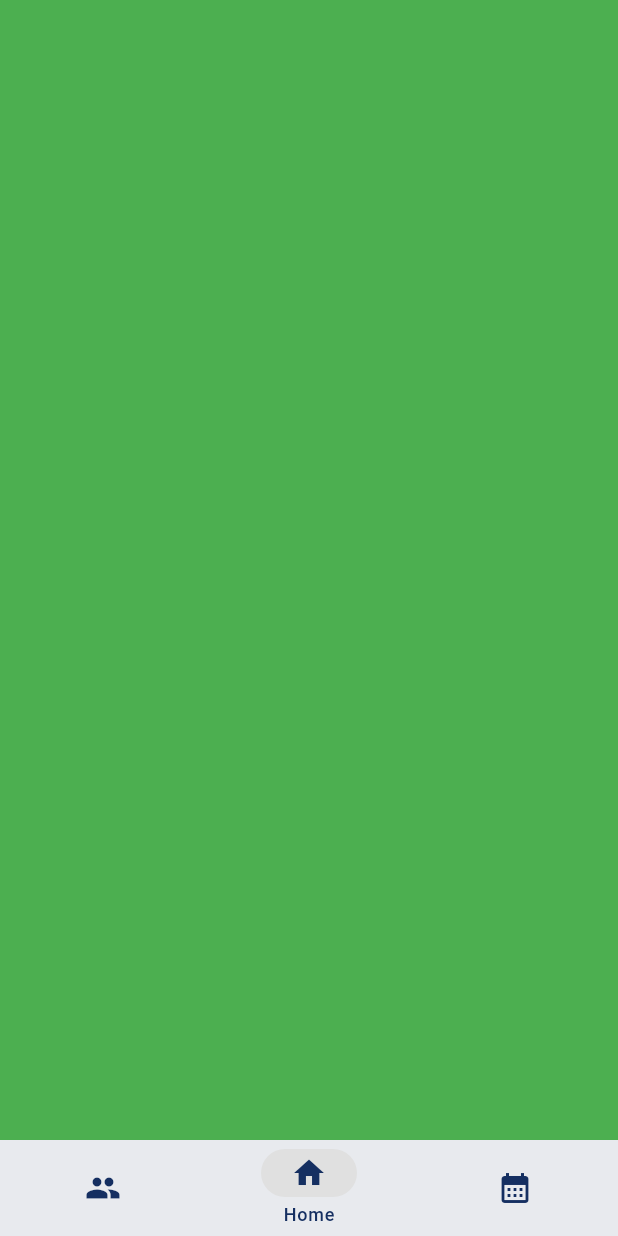
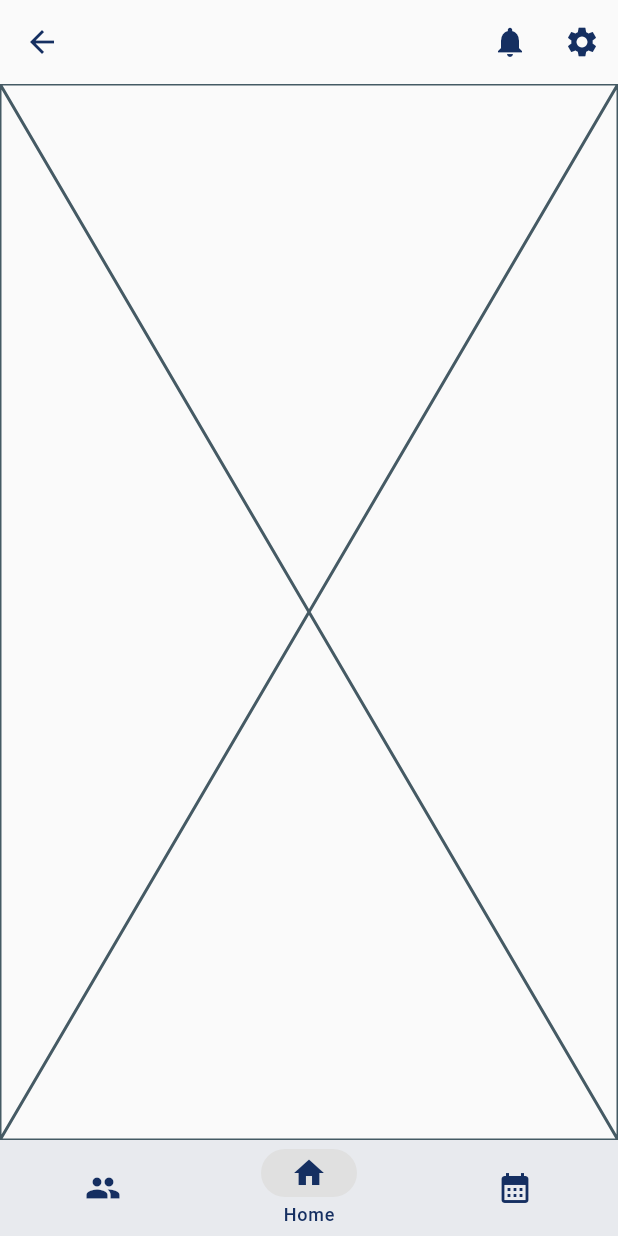
Before and after one commit to BrickSigma/Tutoring_App, a Flutter app: the TutorPage screen opened directly, on a phone screen of 412 x 824 dp. Run offline on Flutter 3.47's test engine with Material 3 defaults, Android fonts, the phone set to English and light mode, and no system bars; our stand-ins replace email_validator, firebase_auth, firebase_core, firebase_database, shared_preferences; accounts and stored records are empty; generated files the repository leaves out were written again.

Commit message:
Created skeleton for tutor page

```diff
--- a/lib/views/navigator_page.dart
+++ b/lib/views/navigator_page.dart
@@ -10,6 +10,7 @@ import 'package:tutoring_app/views/forgot_password/forgot_password.dart';
 import 'package:tutoring_app/views/login/login.dart';
 import 'package:tutoring_app/views/register/register.dart';
 import 'package:tutoring_app/views/student/student_page.dart';
+import 'package:tutoring_app/views/tutor/tutor_page.dart';
 
 /// Main navigator between app pages (home, todo list, timetable)
 class NavigatorPage extends StatefulWidget {
@@ -50,7 +51,7 @@ class _NavigatorPageState extends State<NavigatorPage> {
       Login(pageIndex: widget.pageIndex), // Login
       Register(pageIndex: widget.pageIndex), // Register
       ForgotPassword(pageIndex: widget.pageIndex), // Forgot password
-      Container(color: Colors.amber), // Tutor
+      const TutorPage(), // Tutor
       const StudentPage(), // Student
     ];
 
--- /dev/null
+++ b/lib/views/tutor/home/home.dart
@@ -0,0 +1,47 @@
+import 'package:flutter/material.dart';
+import 'package:tutoring_app/controllers/main_controller.dart';
+import 'package:tutoring_app/views/tutor/home/notifications.dart';
+import 'package:tutoring_app/views/tutor/home/settings.dart';
+
+class Home extends StatefulWidget {
+  const Home({super.key});
+
+  @override
+  State<Home> createState() => _HomeState();
+}
+
+class _HomeState extends State<Home> {
+  final TextEditingController search = TextEditingController();
+
+  @override
+  Widget build(BuildContext context) {
+    return Scaffold(
+      appBar: AppBar(
+        actions: [
+          IconButton(
+            onPressed: () => Navigator.push(
+              context,
+              MaterialPageRoute(
+                builder: (context) => const Notifications(),
+              ),
+            ),
+            icon: Icon(MainController.instance.user.requests.isNotEmpty
+                ? Icons.notifications_active
+                : Icons.notifications),
+          ),
+          IconButton(
+            onPressed: () {
+              Navigator.push(
+                  context,
+                  MaterialPageRoute(
+                    builder: (context) => const Settings(),
+                  ));
+            },
+            icon: const Icon(Icons.settings),
+          ),
+        ],
+      ),
+      body: const Placeholder(),
+    );
+  }
+}
--- a/lib/views/tutor/tutor_page.dart
+++ b/lib/views/tutor/tutor_page.dart
@@ -4,6 +4,7 @@ library;
 
 import 'package:flutter/material.dart';
 import 'package:flutter/services.dart';
+import 'package:tutoring_app/views/tutor/home/home.dart';
 
 /// Main navigator between app pages (home, todo list, timetable)
 class TutorPage extends StatefulWidget {
@@ -23,7 +24,7 @@ class _TutorPageState extends State<TutorPage> {
     /// Currently has empty containers to fill.
     final List<Widget> pages = <Widget>[
       Container(color: Colors.red),
-      Container(color: Colors.green),
+      const Home(),
       Container(color: Colors.blue),
     ];
 
```
Also changed, not shown: lib/models/user.dart (+16 -0 lines), lib/views/tutor/home/notifications.dart (added, +15 -0 lines), lib/views/tutor/home/settings.dart (added, +31 -0 lines).
